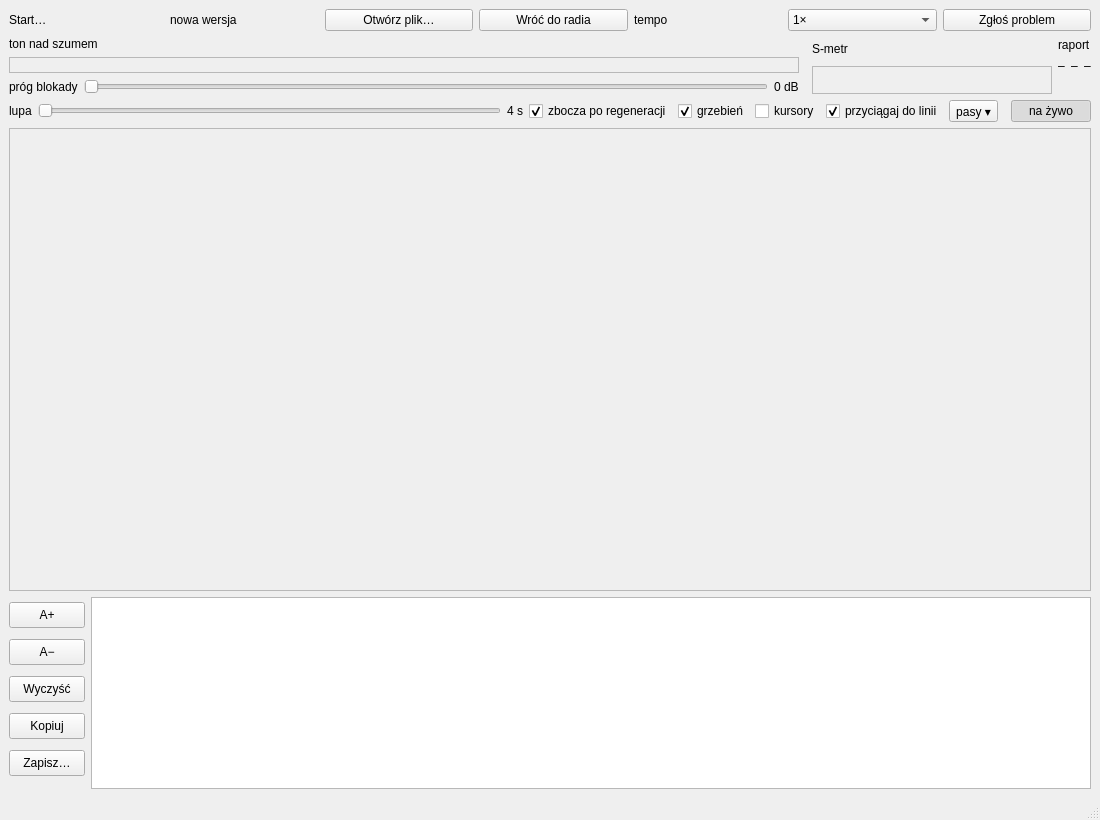
Before: the Qt Designer form tools/gui/okno.ui in programmer-bvn/cw-decoder-dsp, drawn with Qt 5.
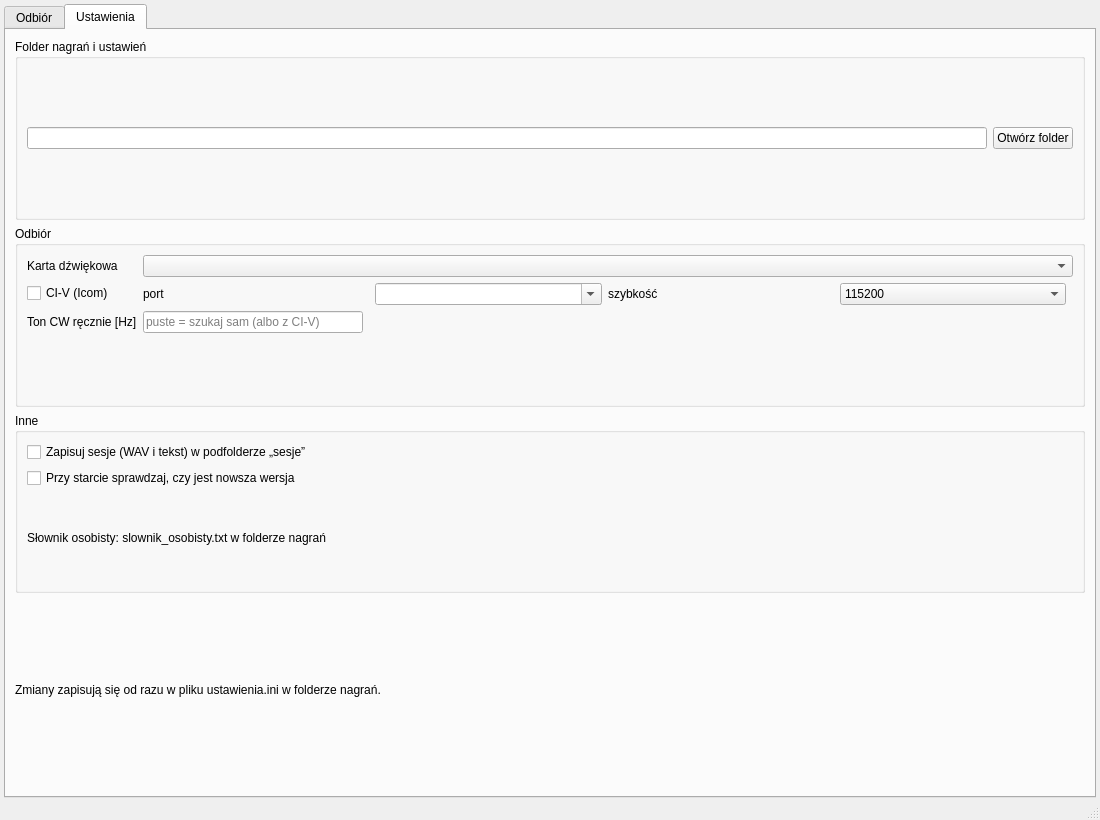
After: the same form once the commit is applied. The open tabs and pages were chosen to show the change.

Commit message: Okno Qt: ustawienia w pliku INI obok nagran (Windows i Linux, przejecie z rejestru 0.9.x), zakladki Odbior i Ustawienia zamiast okienka startowego, pamiec okna, lupy i nakladek

What changed in the file:
```diff
--- a/tools/gui/okno.ui
+++ b/tools/gui/okno.ui
@@ -15,6 +15,14 @@
   <property name="geometry"><rect><x>0</x><y>0</y><width>1100</width><height>820</height></rect></property>
   <property name="windowTitle"><string>Dekoder CW SQ2BVN</string></property>
   <widget class="QWidget" name="centralny">
+   <layout class="QVBoxLayout" name="ukladZakladki">
+    <property name="leftMargin"><number>4</number></property><property name="topMargin"><number>4</number></property>
+    <property name="rightMargin"><number>4</number></property><property name="bottomMargin"><number>0</number></property>
+    <item>
+     <!-- zakładki (operator 08.11): „Odbiór" — praca, „Ustawienia" — zamiast okienka startowego -->
+     <widget class="QTabWidget" name="zakladki">
+      <widget class="QWidget" name="zakOdbior">
+       <attribute name="title"><string>Odbiór</string></attribute>
    <layout class="QVBoxLayout" name="ukladGlowny">
     <property name="spacing"><number>6</number></property>
 
@@ -156,6 +164,63 @@
        </widget>
       </item>
      </layout>
+    </item>
+   </layout>
+      </widget>
+      <widget class="QWidget" name="zakUstawienia">
+       <attribute name="title"><string>Ustawienia</string></attribute>
+       <layout class="QVBoxLayout" name="ukladUstawienia">
+        <item>
+         <widget class="QGroupBox" name="grpKatalog">
+          <property name="title"><string>Folder nagrań i ustawień</string></property>
+          <layout class="QHBoxLayout" name="ukladKatalog">
+           <item><widget class="QLineEdit" name="edtKatalog"><property name="readOnly"><bool>true</bool></property></widget></item>
+           <item><widget class="QPushButton" name="btnKatalogOtworz"><property name="text"><string>Otwórz folder</string></property></widget></item>
+          </layout>
+         </widget>
+        </item>
+        <item>
+         <widget class="QGroupBox" name="grpOdbior">
+          <property name="title"><string>Odbiór</string></property>
+          <layout class="QFormLayout" name="ukladOdbior">
+           <item row="0" column="0"><widget class="QLabel" name="lblKarta"><property name="text"><string>Karta dźwiękowa</string></property></widget></item>
+           <item row="0" column="1"><widget class="QComboBox" name="cmbKarta"/></item>
+           <item row="1" column="0"><widget class="QCheckBox" name="chkCiv"><property name="text"><string>CI-V (Icom)</string></property><property name="toolTip"><string>Częstotliwość, tryb i ton CW z radia — tylko odczyt, program nic do radia nie wysyła</string></property></widget></item>
+           <item row="1" column="1">
+            <layout class="QHBoxLayout" name="ukladCiv">
+             <item><widget class="QLabel" name="lblPort"><property name="text"><string>port</string></property></widget></item>
+             <item><widget class="QComboBox" name="cmbPort"><property name="editable"><bool>true</bool></property></widget></item>
+             <item><widget class="QLabel" name="lblBaud"><property name="text"><string>szybkość</string></property></widget></item>
+             <item>
+              <widget class="QComboBox" name="cmbBaud">
+               <item><property name="text"><string>115200</string></property></item>
+               <item><property name="text"><string>19200</string></property></item>
+               <item><property name="text"><string>9600</string></property></item>
+              </widget>
+             </item>
+             <item><spacer name="odstepCiv"><property name="orientation"><enum>Qt::Horizontal</enum></property></spacer></item>
+            </layout>
+           </item>
+           <item row="2" column="0"><widget class="QLabel" name="lblTon"><property name="text"><string>Ton CW ręcznie [Hz]</string></property></widget></item>
+           <item row="2" column="1"><widget class="QLineEdit" name="edtTon"><property name="placeholderText"><string>puste = szukaj sam (albo z CI-V)</string></property><property name="maximumSize"><size><width>220</width><height>16777215</height></size></property></widget></item>
+          </layout>
+         </widget>
+        </item>
+        <item>
+         <widget class="QGroupBox" name="grpInne">
+          <property name="title"><string>Inne</string></property>
+          <layout class="QVBoxLayout" name="ukladInne">
+           <item><widget class="QCheckBox" name="chkZapis"><property name="text"><string>Zapisuj sesje (WAV i tekst) w podfolderze „sesje”</string></property></widget></item>
+           <item><widget class="QCheckBox" name="chkAktualizacje"><property name="text"><string>Przy starcie sprawdzaj, czy jest nowsza wersja</string></property></widget></item>
+           <item><widget class="QLabel" name="lblSlownik"><property name="text"><string>Słownik osobisty: slownik_osobisty.txt w folderze nagrań</string></property></widget></item>
+          </layout>
+         </widget>
+        </item>
+        <item><widget class="QLabel" name="lblUstawieniaUwaga"><property name="wordWrap"><bool>true</bool></property><property name="text"><string>Zmiany zapisują się od razu w pliku ustawienia.ini w folderze nagrań.</string></property></widget></item>
+        <item><spacer name="odstepUstawienia"><property name="orientation"><enum>Qt::Vertical</enum></property></spacer></item>
+       </layout>
+      </widget>
+     </widget>
     </item>
    </layout>
   </widget>
```
The commit also changes 3 other files.
